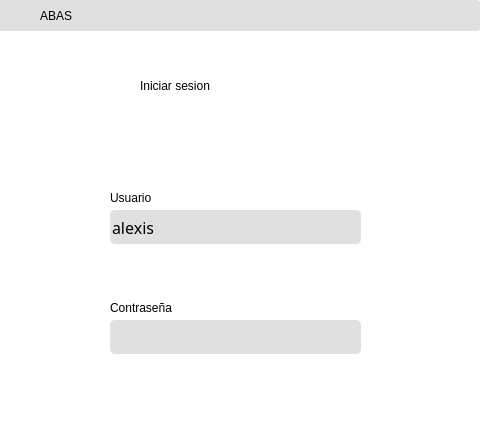
Old version of the form UI/login.ui in the repository adriii0104/ABAS_SYSTEM.
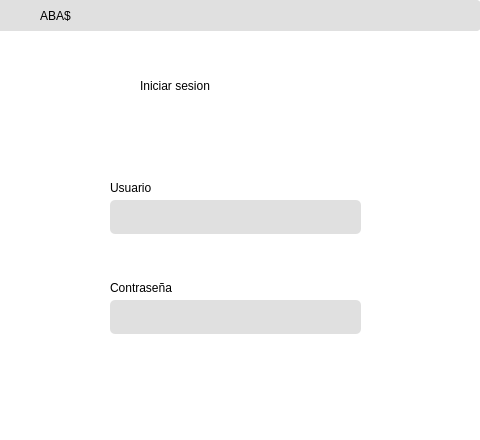
New version of the form. Icons and pictures are not drawn.

What changed in the file:
```diff
--- a/UI/login.ui
+++ b/UI/login.ui
@@ -38,7 +38,20 @@
   </property>
   <widget class="QWidget" name="centralwidget">
    <property name="styleSheet">
-    <string notr="true"/>
+    <string notr="true">QLineEdit {
+
+background-color: #E0E0E0;
+border-radius: 5px;
+left: 5px;
+height: 20px;
+color: black;
+
+}
+
+QLabel{
+color: #000000;
+
+}</string>
    </property>
    <widget class="QLabel" name="Iniciarsesion">
     <property name="geometry">
@@ -61,14 +74,13 @@
     <property name="geometry">
      <rect>
       <x>110</x>
-      <y>190</y>
+      <y>180</y>
       <width>71</width>
       <height>16</height>
      </rect>
     </property>
     <property name="styleSheet">
-     <string notr="true">font: 15pt &quot;Bahnschrift Light&quot;;
-color: #000000;</string>
+     <string notr="true">font: 15pt &quot;Bahnschrift Light&quot;;</string>
     </property>
     <property name="text">
      <string>Usuario</string>
@@ -95,14 +107,13 @@
     <property name="geometry">
      <rect>
       <x>110</x>
-      <y>300</y>
+      <y>280</y>
       <width>111</width>
       <height>16</height>
      </rect>
     </property>
     <property name="styleSheet">
-     <string notr="true">font: 15pt &quot;Bahnschrift Light&quot;;
-color: #000000;</string>
+     <string notr="true">font: 15pt &quot;Bahnschrift Light&quot;;</string>
     </property>
     <property name="text">
      <string>Contraseña</string>
@@ -112,7 +123,7 @@
     <property name="geometry">
      <rect>
       <x>110</x>
-      <y>210</y>
+      <y>200</y>
       <width>251</width>
       <height>34</height>
      </rect>
@@ -130,18 +141,15 @@
      </font>
     </property>
     <property name="styleSheet">
-     <string notr="true">background-color: #E0E0E0;
-border-radius: 5px;
-left: 5px;
-height: 20px;
-color: black;
+     <string notr="true">padding-left: 10px;
+
 </string>
     </property>
     <property name="inputMethodHints">
      <set>Qt::ImhDialableCharactersOnly|Qt::ImhDigitsOnly|Qt::ImhEmailCharactersOnly|Qt::ImhFormattedNumbersOnly|Qt::ImhLatinOnly|Qt::ImhLowercaseOnly|Qt::ImhUppercaseOnly|Qt::ImhUrlCharactersOnly</set>
     </property>
     <property name="text">
-     <string>alexis</string>
+     <string/>
     </property>
     <property name="cursorPosition">
      <number>6</number>
@@ -157,7 +165,7 @@
     <property name="geometry">
      <rect>
       <x>110</x>
-      <y>320</y>
+      <y>300</y>
       <width>251</width>
       <height>34</height>
      </rect>
@@ -169,8 +177,9 @@
      </font>
     </property>
     <property name="styleSheet">
-     <string notr="true">background-color: #E0E0E0;
-border-radius: 5px;
+     <string notr="true">padding-left: 10px;
+
+
 </string>
     </property>
     <property name="locale">
@@ -212,7 +221,7 @@
 color: rgb(0, 0, 0);</string>
      </property>
      <property name="text">
-      <string>ABAS</string>
+      <string>ABA$</string>
      </property>
     </widget>
     <widget class="QPushButton" name="cerrar">
@@ -261,27 +270,20 @@
        <normaloff>../IMGS/09.png</normaloff>../IMGS/09.png</iconset>
      </property>
     </widget>
-    <widget class="QPushButton" name="logo">
+    <widget class="QLabel" name="logo">
      <property name="geometry">
       <rect>
        <x>20</x>
        <y>0</y>
-       <width>21</width>
+       <width>29</width>
        <height>31</height>
       </rect>
      </property>
      <property name="text">
       <string/>
      </property>
-     <property name="icon">
-      <iconset>
-       <normaloff>../IMGS/11.png</normaloff>../IMGS/11.png</iconset>
-     </property>
-     <property name="iconSize">
-      <size>
-       <width>22</width>
-       <height>22</height>
-      </size>
+     <property name="pixmap">
+      <pixmap>../IMGS/11.png</pixmap>
      </property>
     </widget>
    </widget>
```
Left out of the diff: 23 changed lines with no effect on the pictures.
